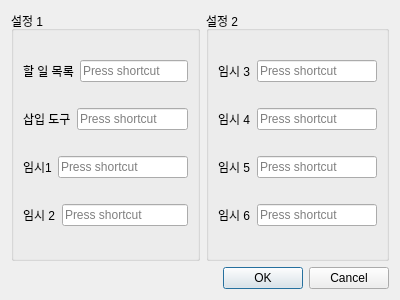
Above: ui/settings.ui from Glen-Lee-glitch/new_viewer before the change. Below: the same form after it.
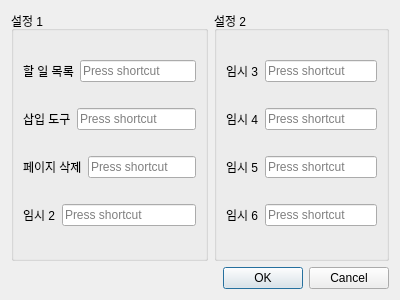
That is the form after the change.

Commit message: feat: PDF 뷰 위젯에 삭제 확인 기능 추가

What changed in the file:
```diff
--- a/ui/settings.ui
+++ b/ui/settings.ui
@@ -55,7 +55,7 @@
           <item>
            <widget class="QLabel" name="label_4">
             <property name="text">
-             <string>임시1</string>
+             <string>페이지 삭제</string>
             </property>
            </widget>
           </item>
```
The commit also changes 1 other file.
